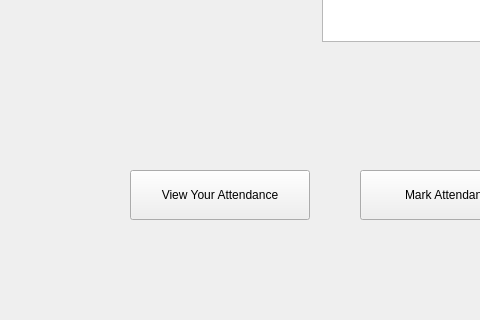
Before: the Qt Designer form Maintendance/guardlogin.ui in markhan101/Maintendance, drawn with Qt 5; both pictures show x 0 to 480 and y 280 to 600 of the 900 by 600 pixel window.
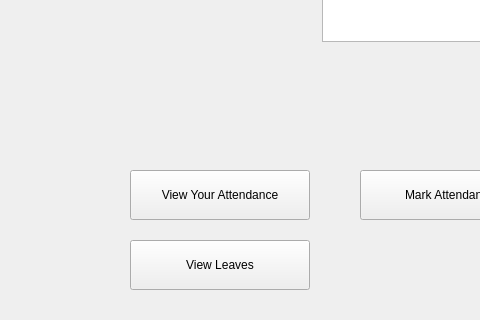
After: the same form once the commit is applied. Icons and pictures are not drawn.

Commit message: made the pending leave table

Patch:
```diff
--- a/Maintendance/guardlogin.ui
+++ b/Maintendance/guardlogin.ui
@@ -78,6 +78,19 @@
     <string>Logout</string>
    </property>
   </widget>
+  <widget class="QPushButton" name="viewLeavesButton">
+   <property name="geometry">
+    <rect>
+     <x>130</x>
+     <y>520</y>
+     <width>180</width>
+     <height>50</height>
+    </rect>
+   </property>
+   <property name="text">
+    <string>View Leaves</string>
+   </property>
+  </widget>
  </widget>
  <resources/>
  <connections/>
```
The commit also changes 13 other files.
